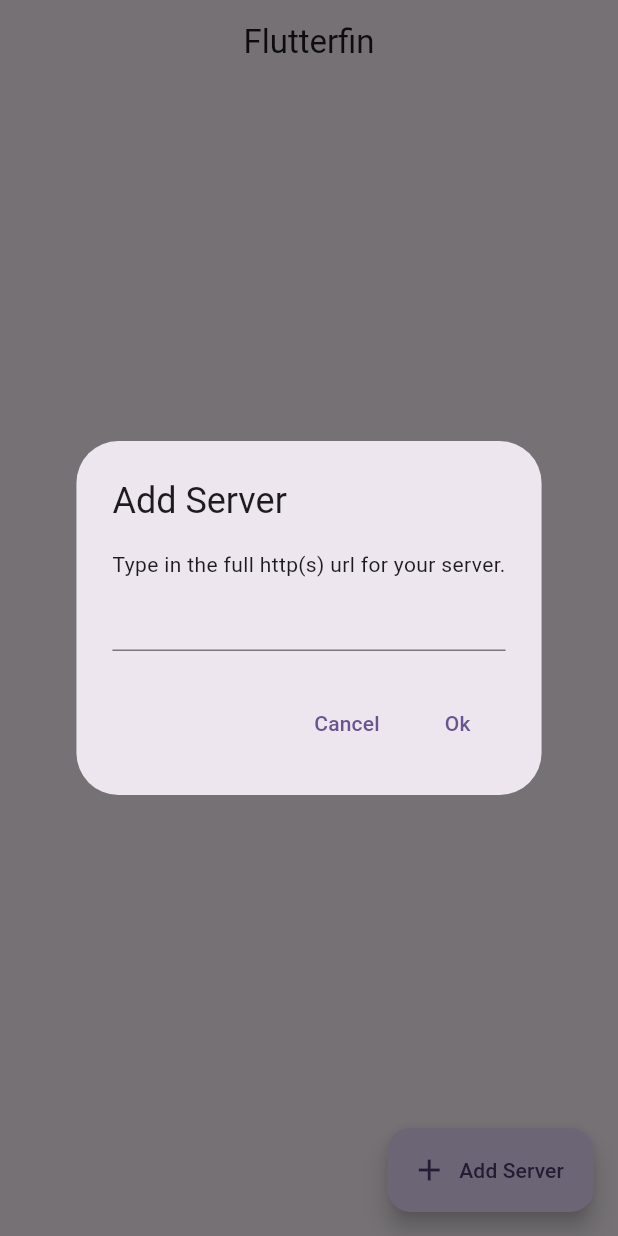
After one commit to stainlesteel/Flutterfin, a Flutter app: the screen it shows after launch, after a tap on "Add Server", on a phone screen of 412 x 824 dp. The commit adds this screen. Run offline on Flutter 3.47's test engine with Material 3 defaults, Android fonts, the phone set to English and light mode, and no system bars; our stand-ins replace dio, flutter_secure_storage, hive; accounts and stored records are empty.

Commit message:
dont know

```diff
--- /dev/null
+++ b/lib/comps.dart
@@ -0,0 +1,27 @@
+import 'package:flutter/material.dart';
+
+TextStyle getTextStyling(int index, BuildContext context) {
+  if (index == 0) {
+    return TextStyle(fontWeight: FontWeight.bold, fontSize: 60);
+  } else if (index == 1) {
+    return TextStyle(fontWeight: FontWeight.bold, fontSize: 20,);
+  } else if (index == 2) {
+    return TextStyle(fontWeight: FontWeight.bold, fontSize: 30,);
+  } else if (index == 3) {
+    return TextStyle(fontSize: 20,);
+  } else {
+    return TextStyle();
+  }
+}
+
+
+Widget popUpDiag({String title = '', List<Widget> content = const [], List<Widget> actions = const []}) {
+  return AlertDialog(
+    title: Text(title),
+    content: content.isNotEmpty ? Column(
+      mainAxisSize: MainAxisSize.min,
+      children: content,
+    ) : null,
+    actions: actions.isNotEmpty ? actions : null,
+  );
+}
--- a/lib/main.dart
+++ b/lib/main.dart
@@ -1,11 +1,51 @@
 import 'package:flutter/material.dart';
+import 'package:provider/provider.dart';
+import 'providers.dart';
+import 'pages.dart';
+import 'package:hive/hive.dart';
+import 'package:path_provider/path_provider.dart';
+import 'package:flutter_secure_storage/flutter_secure_storage.dart';
+import 'dart:typed_data';
+import 'dart:convert';
 
-void main() {
-  runApp(const MyApp());
+/*
+  main(): uses FSS to get (or make) encryption key for hive,
+  uses path_provider to get support dir path to give a location for hive,
+  uses hive to open encrypted Box
+  runs flutter app
+ */
+void main() async {
+  WidgetsFlutterBinding.ensureInitialized();
+
+  final _fss = const FlutterSecureStorage();
+
+  final libs = await getApplicationSupportDirectory(); // get support dir path
+  final String? _eKey = await _fss.read(key: 'encryptor'); // find encryptor
+  final _hiveKey = Hive.generateSecureKey(); // hive secure key
+
+  dynamic _cipher = _eKey ?? _hiveKey;
+
+  if (_eKey == null) {
+    await _fss.write(key : 'encryptor', value: base64Url.encode(_hiveKey));
+  } else {
+    List<int> _cipher = base64Url.decode(_eKey);
+  }
+
+  Hive.init(libs.path);
+
+  final jellyBox = await Hive.openBox(
+    'jellyBox',
+    encryptionCipher: HiveAesCipher(_cipher),
+  ); // is fss key real? if yes use it, if not, use generated one and save it
+
+  runApp(
+    MyApp(jellyfinBox: jellyBox),
+  );
 }
 
 class MyApp extends StatelessWidget {
-  const MyApp({super.key});
+  final Box jellyfinBox;
+  const MyApp({super.key, required this.jellyfinBox});
 
   // This widget is the root of your application.
   @override
@@ -15,12 +55,19 @@ class MyApp extends StatelessWidget {
       theme: ThemeData(
         colorScheme: ColorScheme.fromSeed(seedColor: Colors.deepPurple),
       ),
-      home: const MainRedirector(),
+      home: MultiProvider(
+        providers: [
+          ChangeNotifierProvider<JellyfinAPI>(
+            create: (_) => JellyfinAPI(jellyfinBox),
+          ),
+        ],
+        child: MainRedirector(),
+      ),
     );
   }
 }
 
-// main-redirector throws user to either server add, user select, or home page depending on their config
+// main-redirector throws user to either server add, or home page depending on their config
 class MainRedirector extends StatefulWidget {
   const MainRedirector({super.key});
 
@@ -29,20 +76,15 @@ class MainRedirector extends StatefulWidget {
 }
 
 class _MainRedirectorState extends State<MainRedirector> {
+
+  void initState() {
+    super.initState();
+    Provider.of<JellyfinAPI>(context, listen: false).loadAppData();
+  }
+
   @override
   Widget build(BuildContext context) {
-    return Scaffold(
-      appBar: AppBar(
-        backgroundColor: Theme.of(context).colorScheme.inversePrimary,
-        title: Text('Jellyfin'),
-      ),
-      body: Center(
-        child: Column(
-          mainAxisAlignment: MainAxisAlignment.center,
-          children: <Widget>[
-          ],
-        ),
-      ),
-    );
+    var ama = context.watch<JellyfinAPI>();
+    return StartingPage();
   }
 }
--- /dev/null
+++ b/lib/pages.dart
@@ -0,0 +1,96 @@
+import 'package:flutter/material.dart';
+import 'package:provider/provider.dart';
+import 'providers.dart';
+import 'comps.dart';
+import 'main.dart';
+
+// start default page (no server found)
+class StartingPage extends StatefulWidget {
+  const StartingPage({super.key});
+
+  @override
+  State<StartingPage> createState() => _StartingPageState();
+}
+
+class _StartingPageState extends State<StartingPage> {
+  @override
+  Widget build(BuildContext context) {
+
+    var ama = context.watch<JellyfinAPI>();
+
+    return Scaffold(
+      appBar: AppBar(
+        title: Text('Flutterfin'),
+        centerTitle: true,
+      ),
+      floatingActionButton: FloatingActionButton.extended(
+        onPressed: () async {
+          final amd = context.read<JellyfinAPI>();
+          final conts = TextEditingController();
+
+          await showDialog(
+            context: context,
+            builder: (BuildContext context) {
+              return popUpDiag(
+                title: 'Add Server',
+                content: [
+                  Text('Type in the full http(s) url for your server.'),
+                  TextField(controller: conts),
+                ],
+                actions: [
+                  TextButton(
+                    onPressed: () {
+                      Navigator.pop(context);
+                    },
+                    child: Text('Cancel'),
+                  ),
+                  TextButton(
+                    onPressed: () async {
+                      if (amd.isVerifyingServer == true) {
+
+                      } else {
+                        final bool result = await amd.verifyServer(conts.text, context);
+                        print('$result');
+                        if (result == true) {
+                          print('Server is real! Name: ${conts.text}');
+                        }
+                      }
+                    },
+                    child: Text('Ok'),
+                  ),
+              ],
+            );
+          }
+        );
+      },
+      label: Text('Add Server'),
+      icon: Icon(Icons.add),
+      ),
+      body: Center(
+        child: Column(
+          mainAxisAlignment: MainAxisAlignment.center,
+          children: [
+            Text('Servers', style: getTextStyling(2, context)),
+            if (ama.serverList.isEmpty)
+              Text('No servers Available', style: getTextStyling(1, context)),
+            if (ama.serverList.isNotEmpty)
+              ListView(
+                padding: const EdgeInsets.all(6.7),
+                shrinkWrap: true,
+                children: ama.serverList.entries.map<Widget>((e) {
+                  return IntrinsicWidth(
+                    child: Card(
+                      child: ListTile(
+                        title: Text('${e.key}', style: getTextStyling(1 ,context))
+                      ),
+                    )
+                  );
+                }
+              ).toList(),
+            ),
+          ],
+        ),
+      ),
+    );
+  }
+}
--- /dev/null
+++ b/lib/providers.dart
@@ -0,0 +1,106 @@
+import 'package:provider/provider.dart';
+import 'package:flutter/material.dart';
+import 'package:hive/hive.dart';
+import 'package:dio/dio.dart';
+
+class JellyfinAPI extends ChangeNotifier {
+  final Box box;
+
+  JellyfinAPI(this.box);
+
+  Map<int, Map<String, dynamic>> serverList = {};
+  int? lastUsedServer;
+
+  // boolean loading locks
+  bool isVerifyingServer = false;
+
+  Future<void> loadAppData() async {
+    Map<int, Map<String, dynamic>> _servers = await box.get('serverList');
+    if (_servers.isEmpty) {
+
+    } else {
+      _servers = serverList;
+    }
+    print('$serverList');
+
+    int? _lastServer = await box.get('lastUsedServer');
+    if (_lastServer == null) {
+
+    } else {
+      _lastServer = lastUsedServer;
+    }
+    notifyListeners();
+  }
+
+  Future<bool> verifyServer(String url, BuildContext context) async {
+    isVerifyingServer = true;
+    notifyListeners();
+    try {
+      final dio = await Dio().get('$url/System/Info/Public');
+      final conType = dio.headers.value('content-type') ?? '';
+
+      if (dio.data['ServerName'] == null) {
+        return false;
+      } else if (conType.contains('text/html')) {
+        ScaffoldMessenger.of(context).showSnackBar(
+          SnackBar(
+            content: Text("Can connect to server but can't access it's ServerName.\nIf the URL is working for you, check if you're getting redirected to the correct URL by the server."),
+          ),
+        );
+        return false;
+      }
+      else {
+        return true;
+        await Provider.of<JellyfinAPI>(context, listen: false).addServer(url, dio.data['Version'], dio.data['ServerName']);
+      }
+    } on DioException catch (e) {
+      print('dio errror type in add server: ${e.type}');
+      String text = '';
+      if (e.type == DioExceptionType.unknown) {
+        text = 'Unknown error when trying to verify server.';
+      } else if (e.type == DioExceptionType.connectionError) {
+        text = 'Failed to connect to server.';
+      }
+      Navigator.pop(context);
+      ScaffoldMessenger.of(context).showSnackBar(
+        SnackBar(
+          content: Text(text),
+        ),
+      );
+      return false;
+    } on TypeError catch (e) {
+        ScaffoldMessenger.of(context).showSnackBar(
+          SnackBar(
+            content: Text("Can connect to server but is not a Jellyfin Instance (couldn't get ServerName)."),
+          ),
+        );
+        return false;
+    } finally {
+      isVerifyingServer = false;
+      notifyListeners();
+    }
+  }
+
+  Future<void> updateServerList() async {
+    await box.put('serverList', serverList);
+    print('updated server list, updated box');
+  }
+
+  Future<void> addServer(String url, String verison, String name) async {
+    if (serverList.isEmpty) {
+        serverList[0]!['ServerURL'] = url;
+        serverList[0]!['Version'] = verison;
+        serverList[0]!['ServerName'] = name;
+    } else {
+        serverList[serverList.length]!['ServerURL'] = url;
+        serverList[serverList.length]!['Version'] = verison;
+        serverList[serverList.length]!['ServerName'] = name;
+    }
+    await updateServerList();
+    notifyListeners();
+  }
+
+  void makeClient(String url) {
+
+  }
+}
--- a/pubspec.yaml
+++ b/pubspec.yaml
@@ -39,7 +39,10 @@ dependencies:
   cached_network_image: 3.4.1
   chewie: 1.13.0
   video_player: 2.10.1
-  shared_preferences: 2.5.4
+  hive: 2.2.3
+  path_provider: 2.1.5
+  dio: ^5.0.0
+  flutter_secure_storage: 10.0.0
 
 dev_dependencies:
   flutter_test:
```
Also changed, not shown: lib/provider.dart (deleted, +0 -10 lines), pubspec.lock, 5 other files.
